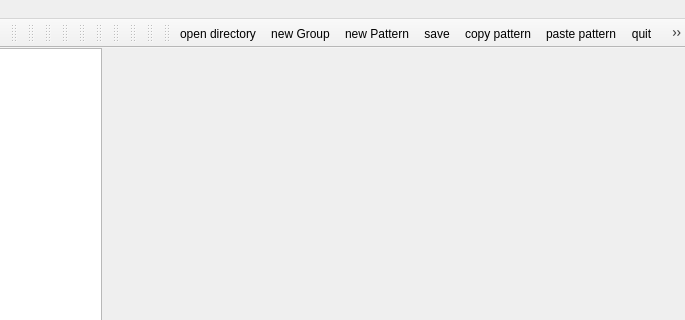
Qt form dispositif/Cubicle/mainwindow.ui (ppff/Cubicle-GUI) before a commit; both pictures show x 129 to 814 and y 0 to 320 of the 814 by 552 pixel window.
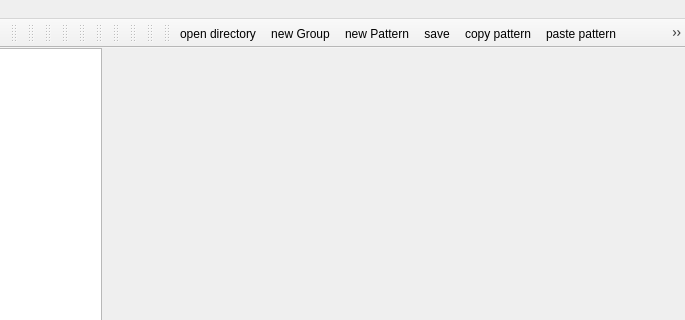
The same form after that commit. Icons and pictures are not drawn.

Commit message: cut pattern et amélioration des clics droits

```diff
--- a/dispositif/Cubicle/mainwindow.ui
+++ b/dispositif/Cubicle/mainwindow.ui
@@ -283,6 +283,8 @@
    <addaction name="actionSave"/>
    <addaction name="actionCopy"/>
    <addaction name="actionPaste_pattern"/>
+   <addaction name="actionCut_pattern"/>
+   <addaction name="actionDelete_pattern"/>
    <addaction name="actionQuit"/>
    <addaction name="actionSelect"/>
    <addaction name="actionDuplicate"/>
@@ -386,6 +388,15 @@
     <string>Duplicate</string>
    </property>
   </action>
+  <action name="actionCut_pattern">
+   <property name="icon">
+    <iconset resource="ressource.qrc">
+     <normaloff>:/icone/couper.png</normaloff>:/icone/couper.png</iconset>
+   </property>
+   <property name="text">
+    <string>cut pattern</string>
+   </property>
+  </action>
  </widget>
  <layoutdefault spacing="6" margin="11"/>
  <tabstops>
```
Left out of the diff: 1 changed line with no effect on the pictures. The commit also changes 4 other files.
